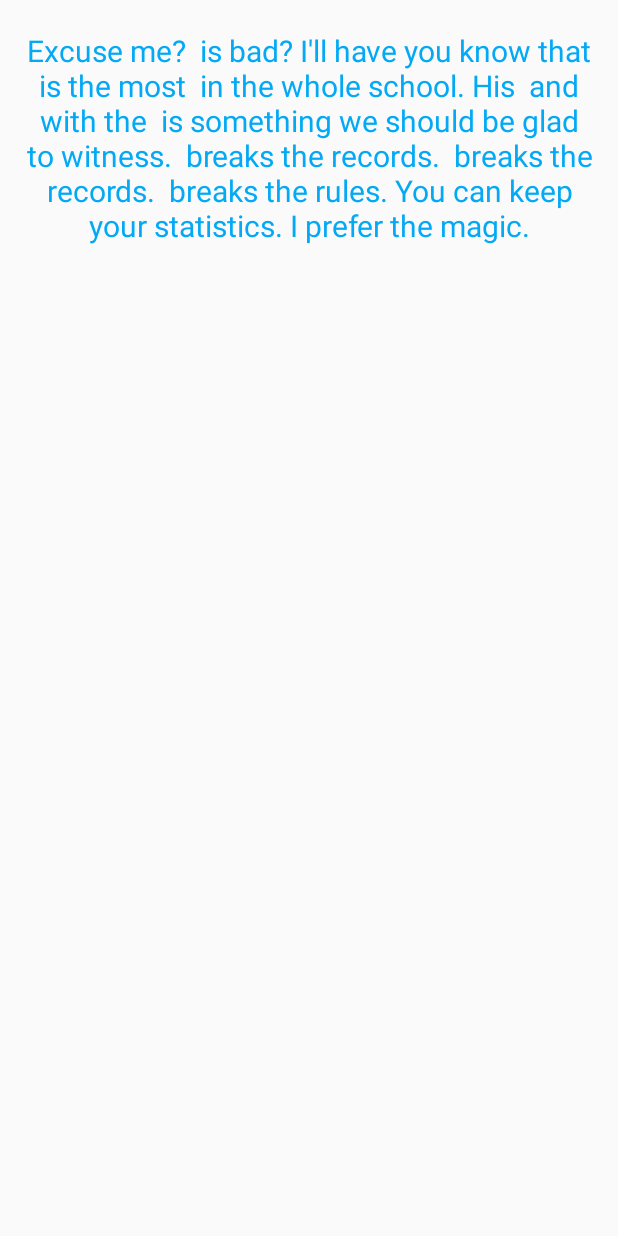
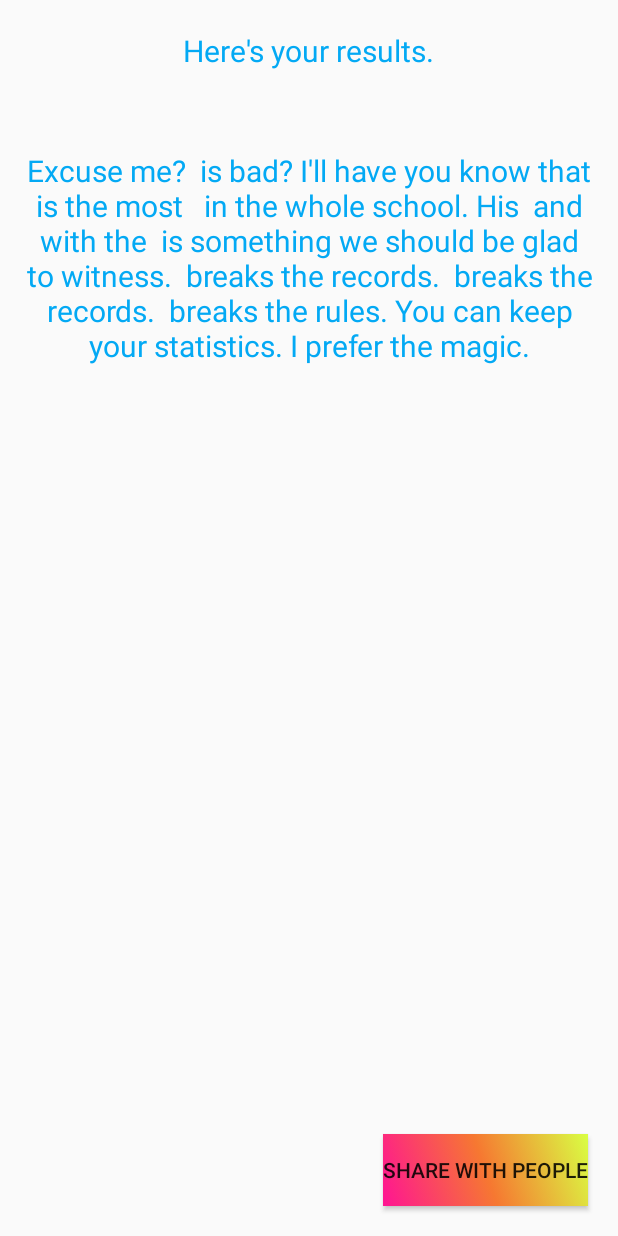
Before and after one commit to kyeoul/MadLibsClass, an Android app: the screen it shows after launch (MadLibsActivity), after a tap on "SUBMIT", on a phone screen of 412 x 824 dp. Run offline under Robolectric (Android 15) with nearby library versions, the phone set to English and light mode, and no system bars.

Commit message:
wO progress now try and figure out things more so specific

```diff
--- a/app/src/main/java/com/example/madlibsclass/MadLibsActivity.java
+++ b/app/src/main/java/com/example/madlibsclass/MadLibsActivity.java
@@ -3,22 +3,43 @@ package com.example.madlibsclass;
 import androidx.appcompat.app.AppCompatActivity;
 
 import android.content.Intent;
+import android.graphics.drawable.AnimationDrawable;
 import android.os.Bundle;
+import android.view.View;
+import android.widget.Button;
+import android.widget.RelativeLayout;
 import android.widget.TextView;
 
 public class MadLibsActivity extends AppCompatActivity {
 
     public static final String MY_MESSAGE = "message";
+    public String myMessage;
 
     @Override
     protected void onCreate(Bundle savedInstanceState) {
         super.onCreate(savedInstanceState);
         setContentView(R.layout.activity_mad_libs);
+        Button button = (Button) findViewById(R.id.button);
 
         Intent intent = getIntent();
-        String myMessage = intent.getStringExtra(MY_MESSAGE);
+        myMessage = intent.getStringExtra(MY_MESSAGE);
         TextView textView = (TextView) findViewById(R.id.textView);
         textView.setText(myMessage);
 
+        AnimationDrawable animation = (AnimationDrawable) button.getBackground();
+        animation.setEnterFadeDuration(3000);
+        animation.setExitFadeDuration(2000);
+        animation.start();
     }
+
+    public void onClick(View v){
+        Intent intent = new Intent(Intent.ACTION_SEND);
+        intent.setType("text/plain");
+        intent.putExtra(Intent.EXTRA_TEXT, myMessage);
+        String chooserTitle = "Choose an app to share with";
+        Intent chosenIntent = Intent.createChooser(intent, chooserTitle);
+        startActivity(chosenIntent);
+    }
+
+
 }
--- a/app/src/main/java/com/example/madlibsclass/MainActivity.java
+++ b/app/src/main/java/com/example/madlibsclass/MainActivity.java
@@ -30,7 +30,7 @@ public class MainActivity extends AppCompatActivity {
 
         String myMessage = "Excuse me? " + editTextArray.get(0).getText().toString() + " is bad? I'll have you know that ";
         myMessage += editTextArray.get(0).getText().toString() + " is the most ";
-        myMessage += editTextArray.get(1).getText().toString();
+        myMessage += editTextArray.get(1).getText().toString() + " ";
         myMessage += editTextArray.get(2).getText().toString() + " in the whole school. His ";
         myMessage += editTextArray.get(3).getText().toString() + " and ";
         myMessage += editTextArray.get(4).getText().toString() + " with the ";
--- /dev/null
+++ b/app/src/main/res/drawable/gradient_animation.xml
@@ -0,0 +1,13 @@
+<?xml version="1.0" encoding="utf-8"?>
+<animation-list xmlns:android="http://schemas.android.com/apk/res/android">
+
+    <item android:duration="5000"
+        android:drawable="@drawable/gradient_start"></item>
+
+    <item android:duration="5000"
+        android:drawable="@drawable/gradient_mid"></item>
+
+    <item android:duration="5000"
+        android:drawable="@drawable/gradient_end"></item>
+
+</animation-list>
--- /dev/null
+++ b/app/src/main/res/drawable/gradient_end.xml
@@ -0,0 +1,11 @@
+<?xml version="1.0" encoding="utf-8"?>
+<shape xmlns:android="http://schemas.android.com/apk/res/android"
+    android:shape="rectangle">
+    <gradient
+        android:startColor="@color/gradientEnd"
+        android:centerColor="@color/gradientStart"
+        android:endColor="@color/gradientMiddle"
+        android:angle="225"
+        android:type="linear"></gradient>
+
+</shape>
--- /dev/null
+++ b/app/src/main/res/drawable/gradient_mid.xml
@@ -0,0 +1,11 @@
+<?xml version="1.0" encoding="utf-8"?>
+<shape xmlns:android="http://schemas.android.com/apk/res/android"
+    android:shape="rectangle">
+    <gradient
+        android:startColor="@color/gradientMiddle"
+        android:centerColor="@color/gradientEnd"
+        android:endColor="@color/gradientStart"
+        android:type="linear"
+        android:angle="225"></gradient>
+
+</shape>
--- /dev/null
+++ b/app/src/main/res/drawable/gradient_start.xml
@@ -0,0 +1,13 @@
+<?xml version="1.0" encoding="utf-8"?>
+<shape xmlns:android="http://schemas.android.com/apk/res/android"
+    android:shape="rectangle">
+    <gradient
+        android:type="linear"
+        android:startColor="@color/gradientStart"
+        android:centerColor="@color/gradientMiddle"
+        android:endColor="@color/gradientEnd"
+        android:angle="225">
+    </gradient>
+
+
+</shape>
--- a/app/src/main/res/layout/activity_mad_libs.xml
+++ b/app/src/main/res/layout/activity_mad_libs.xml
@@ -4,9 +4,18 @@
     xmlns:tools="http://schemas.android.com/tools"
     android:layout_width="match_parent"
     android:layout_height="match_parent"
-    tools:context=".MadLibsActivity">
+    tools:context=".MadLibsActivity"
+    android:id="@+id/relativeLayout">
 
 
+    <TextView
+        android:layout_width="wrap_content"
+        android:layout_height="wrap_content"
+        android:text="Here's your results."
+        android:textColor="#03A9F4"
+        android:textSize="20sp"
+        android:layout_centerHorizontal="true"
+        android:layout_marginTop="@dimen/margin"/>
     <TextView
         android:id="@+id/textView"
         android:layout_width="wrap_content"
@@ -15,8 +24,20 @@
         android:layout_height="wrap_content"
         android:text="Filler"
         android:layout_centerHorizontal="true"
-        android:layout_marginTop="@dimen/margin"
+        android:layout_marginTop="100dp"
         android:textSize="20sp"
         android:textColor="#03A9F4"
         android:textAlignment="center"/>
+
+    <Button
+        android:id="@+id/button"
+        android:layout_width="wrap_content"
+        android:layout_height="wrap_content"
+        android:text="Share with people"
+        android:layout_alignParentBottom="true"
+        android:layout_alignParentEnd="true"
+        android:layout_marginBottom="@dimen/margin"
+        android:layout_marginEnd="@dimen/margin"
+        android:background="@drawable/gradient_animation"
+        android:onClick="onClick"/>
 </RelativeLayout>
--- a/app/src/main/res/layout/activity_main.xml
+++ b/app/src/main/res/layout/activity_main.xml
@@ -44,7 +44,7 @@
         android:layout_alignParentStart="true"
         android:layout_marginStart="@dimen/margin"
         android:layout_marginTop="60dp"
-        android:text="Noun"
+        android:text="Occupation:"
         android:textSize="20dp" />
 
     <TextView
@@ -76,7 +76,7 @@
         android:textSize="20sp"
         android:layout_alignParentStart="true"
         android:layout_alignTop="@id/nounText"
-        android:text="Noun:"
+        android:text="Thing:"
         android:layout_marginTop="60dp"
         android:layout_marginStart="@dimen/margin"/>
 
@@ -122,7 +122,7 @@
         android:layout_marginEnd="@dimen/margin"
         android:textSize="20sp"
         android:hint="A name"
-        android:inputType="textPersonName"/>
+        android:inputType="textCapWords"/>
 
     <EditText
         android:theme="@style/AppTheme2"
@@ -134,7 +134,8 @@
         android:layout_alignParentEnd="true"
         android:layout_marginEnd="@dimen/margin"
         android:textSize="20sp"
-        android:hint="Adjective"/>
+        android:hint="Adjective"
+        android:inputType="text"/>
 
     <EditText
         android:layout_width="@dimen/editTextWidth"
@@ -145,7 +146,8 @@
         android:layout_alignTop="@+id/adjEditText"
         android:layout_alignParentEnd="true"
         android:layout_marginEnd="@dimen/margin"
-        android:layout_marginTop="60dp"/>
+        android:layout_marginTop="60dp"
+        android:inputType="text"/>
 
     <EditText
         android:theme="@style/AppTheme2"
@@ -157,7 +159,8 @@
         android:layout_alignParentEnd="true"
         android:layout_marginEnd="@dimen/margin"
         android:textSize="20sp"
-        android:hint="i.e. control"/>
+        android:hint="i.e. control"
+        android:inputType="text"/>
 
     <EditText
         android:theme="@style/AppTheme2"
@@ -169,7 +172,8 @@
         android:layout_alignParentEnd="true"
         android:layout_marginEnd="@dimen/margin"
         android:textSize="20sp"
-        android:hint="i.e. speed"/>
+        android:hint="i.e. speed"
+        android:inputType="text"/>
 
     <EditText
         android:theme="@style/AppTheme2"
@@ -181,7 +185,8 @@
         android:layout_alignParentEnd="true"
         android:layout_marginEnd="@dimen/margin"
         android:textSize="20sp"
-        android:hint="Tennis"/>
+        android:hint="Tennis ball"
+        android:inputType="text"/>
 
     <EditText
         android:theme="@style/AppTheme2"
@@ -194,7 +199,7 @@
         android:layout_marginEnd="@dimen/margin"
         android:textSize="20sp"
         android:hint="Another name"
-        android:inputType="textPersonName"/>
+        android:inputType="textCapWords"/>
 
     <EditText
         android:theme="@style/AppTheme2"
@@ -207,6 +212,6 @@
         android:layout_marginEnd="@dimen/margin"
         android:textSize="20sp"
         android:hint="More name"
-        android:inputType="textPersonName"/>
+        android:inputType="textCapWords"/>
 
 </RelativeLayout>
--- a/app/src/main/res/values/colors.xml
+++ b/app/src/main/res/values/colors.xml
@@ -3,4 +3,7 @@
     <color name="colorPrimary">#008577</color>
     <color name="colorPrimaryDark">#00574B</color>
     <color name="colorAccent">#D81B60</color>
+    <color name="gradientStart">#D9FF43</color>
+    <color name="gradientMiddle">#F67831</color>
+    <color name="gradientEnd">#FF1493</color>
 </resources>
```
